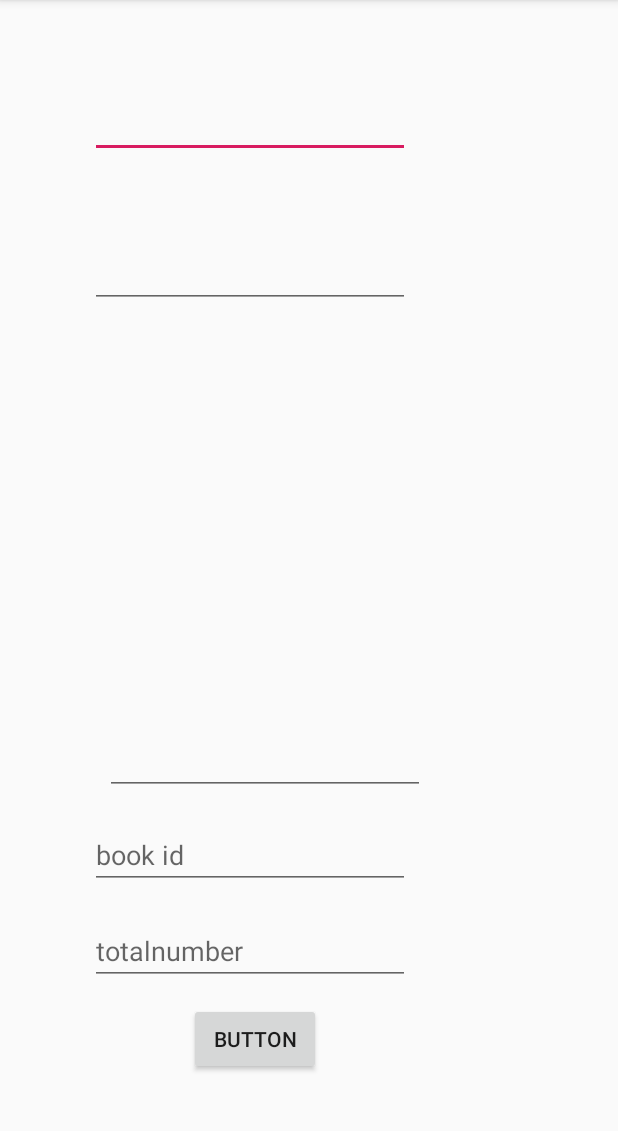
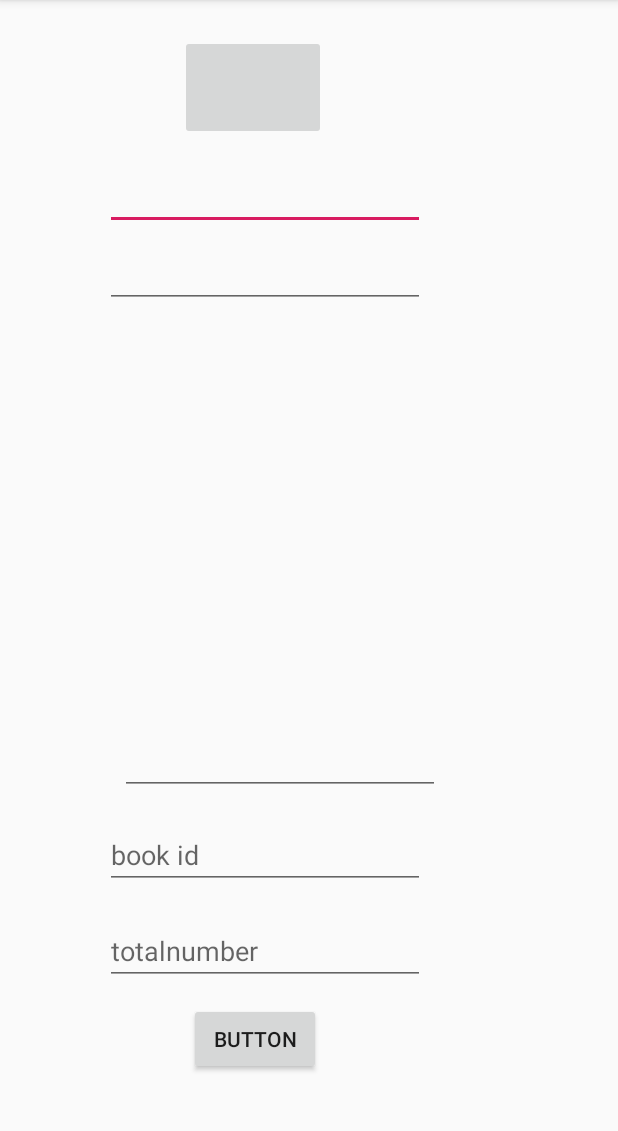
Before and after one commit to Sanketagarwal17/BookClub, an Android app: the Addbook screen opened directly, with no data from a screen before it, after a tap on "BUTTON", on a phone screen of 412 x 824 dp, the part 84-1215 px from its top. Run offline under Robolectric (Android 15) with nearby library versions, the phone set to English and light mode, and no system bars; our stand-ins replace Firebase (no records; nobody signed in at launch, a user with empty details on screens opened directly).

Commit message:
i have added upload image in add book and retrive image in all book with a very short code.SO dont follow  uploadimage package.

```diff
--- a/app/src/main/AndroidManifest.xml
+++ b/app/src/main/AndroidManifest.xml
@@ -48,7 +48,6 @@
         <activity android:name=".Penalty.Student" />
         <activity android:name=".ReturnBook.ReturnBook" />
         <activity android:name=".Profile.Editprofile" />
-        <activity android:name=".allbooks.AllBookMVP.AllBookMvpActivity" />
         <activity android:name=".otp.mobileverificaton" />
 
 
--- a/app/src/main/java/com/example/android/bookclub/addbook/Addbook.java
+++ b/app/src/main/java/com/example/android/bookclub/addbook/Addbook.java
@@ -1,31 +1,44 @@
 package com.example.android.bookclub.addbook;
 
+import android.content.Intent;
+import android.net.Uri;
 import android.support.annotation.NonNull;
 import android.support.v7.app.AppCompatActivity;
 import android.os.Bundle;
 import android.view.View;
 import android.widget.Button;
 import android.widget.EditText;
+import android.widget.ImageButton;
 import android.widget.Toast;
 
 import com.example.android.bookclub.R;
 import com.google.android.gms.tasks.OnCompleteListener;
+import com.google.android.gms.tasks.OnSuccessListener;
 import com.google.android.gms.tasks.Task;
 import com.google.firebase.auth.FirebaseAuth;
 import com.google.firebase.auth.FirebaseUser;
 import com.google.firebase.database.DatabaseReference;
 import com.google.firebase.database.FirebaseDatabase;
+import com.google.firebase.storage.FirebaseStorage;
+import com.google.firebase.storage.StorageReference;
+import com.google.firebase.storage.UploadTask;
 
 public class Addbook extends AppCompatActivity {
 
     EditText name,author,price,id,total;
     String namei,authori,pricei,idi,totali;
     Button addbook;
+    ImageButton uploadimage;
+    String doc_url="";
+    Uri doc_data=null;
+    int capture=1000;
 
 
     FirebaseUser firebaseUser;
     FirebaseDatabase firebaseDatabase;
     DatabaseReference databaseReference;
+    FirebaseStorage firebaseStorage;
+    StorageReference storageReference;
     @Override
     protected void onCreate(Bundle savedInstanceState) {
         super.onCreate(savedInstanceState);
@@ -37,6 +50,7 @@ public class Addbook extends AppCompatActivity {
         addbook=findViewById(R.id.addbook);
          id=findViewById(R.id.bookid);
          total=findViewById(R.id.total);
+         uploadimage=findViewById(R.id.uploadimage1);
 
 
 
@@ -44,6 +58,8 @@ public class Addbook extends AppCompatActivity {
         firebaseUser= FirebaseAuth.getInstance().getCurrentUser();
         firebaseDatabase=FirebaseDatabase.getInstance();
         databaseReference=firebaseDatabase.getReference("Book name");
+        firebaseStorage = FirebaseStorage.getInstance();
+        storageReference=firebaseStorage.getReference().child("bookimages/"+System.currentTimeMillis()+".jpg");
 
         addbook.setOnClickListener(new View.OnClickListener() {
             @Override
@@ -55,7 +71,28 @@ public class Addbook extends AppCompatActivity {
                 totali=total.getText().toString().trim();
 
 
-                Addbookmodel addbook=new Addbookmodel(namei,authori,pricei,idi,totali);
+
+
+                storageReference.putFile(doc_data).addOnSuccessListener(new OnSuccessListener<UploadTask.TaskSnapshot>() {
+                    @Override
+                    public void onSuccess(UploadTask.TaskSnapshot taskSnapshot)
+                    {
+                        storageReference.getDownloadUrl().addOnSuccessListener(new OnSuccessListener<Uri>() {
+                            @Override
+                            public void onSuccess(Uri uri)
+                            {
+                                Uri abc=uri;
+                                doc_url=abc.toString();
+                            }
+                        });
+                        }
+                });
+
+
+
+
+
+                Addbookmodel addbook=new Addbookmodel(namei,authori,pricei,idi,totali,doc_url);
                 databaseReference.child(idi).setValue(addbook).addOnCompleteListener(new OnCompleteListener<Void>() {
                     @Override
                     public void onComplete(@NonNull Task<Void> task) {
@@ -73,6 +110,25 @@ public class Addbook extends AppCompatActivity {
 
 
 
+
+
+        uploadimage.setOnClickListener(new View.OnClickListener()
+        {
+            @Override
+            public void onClick(View v)
+            {
+                Intent intent=new Intent();
+                intent.setType("image/*");
+                intent.setAction(Intent.ACTION_GET_CONTENT);
+                startActivityForResult(intent,capture);
+            }
+        });
+
+
+
+
+
+
     }
 
 
--- a/app/src/main/java/com/example/android/bookclub/addbook/Addbookmodel.java
+++ b/app/src/main/java/com/example/android/bookclub/addbook/Addbookmodel.java
@@ -4,8 +4,15 @@ public class Addbookmodel {
 
     public String name;
     public String author;
-    public String price,bookid,totalnumberofbook;
+    public String price,bookid,totalnumberofbook,photourl;
 
+    public String getPhotourl() {
+        return photourl;
+    }
+
+    public void setPhotourl(String photourl) {
+        this.photourl = photourl;
+    }
 
     public String getBookid() {
         return bookid;
@@ -47,11 +54,12 @@ public class Addbookmodel {
         this.price = price;
     }
 
-    public Addbookmodel(String name, String author, String price, String bookid, String totalnumberofbook) {
+    public Addbookmodel(String name, String author, String price, String bookid, String totalnumberofbook, String photourl) {
         this.name = name;
         this.author = author;
         this.price = price;
         this.bookid = bookid;
         this.totalnumberofbook = totalnumberofbook;
+        this.photourl = photourl;
     }
 }
--- a/app/src/main/res/layout/activity_addbook.xml
+++ b/app/src/main/res/layout/activity_addbook.xml
@@ -6,14 +6,23 @@
     android:layout_height="match_parent"
     tools:context=".addbook.Addbook">
 
+
+    <ImageButton
+        android:id="@+id/uploadimage1"
+        android:layout_width="97dp"
+        android:layout_height="70dp"
+        android:layout_alignStart="@+id/namerequest"
+        android:layout_alignParentTop="true"
+        android:layout_marginStart="50dp"
+        android:layout_marginTop="23dp" />
     <EditText
         android:id="@+id/namerequest"
         android:layout_width="wrap_content"
         android:layout_height="wrap_content"
         android:layout_alignParentStart="true"
         android:layout_alignParentTop="true"
-        android:layout_marginStart="60dp"
-        android:layout_marginTop="60dp"
+        android:layout_marginStart="70dp"
+        android:layout_marginTop="108dp"
         android:ems="10"
         android:inputType="textPersonName" />
 
--- a/app/src/main/res/layout/activity_allbooks.xml
+++ b/app/src/main/res/layout/activity_allbooks.xml
@@ -18,9 +18,10 @@
     <EditText
         android:id="@+id/search"
         android:layout_width="match_parent"
-        android:layout_height="68dp"
+        android:layout_height="214dp"
         android:layout_alignParentStart="true"
         android:layout_alignParentTop="true"
+        android:layout_marginStart="0dp"
         android:ems="10"
         android:hint="Search"
         android:inputType="textPersonName" />
```
Also changed, not shown: app/src/main/java/com/example/android/bookclub/allbooks/AllBookMVP/AllBookModel.java (deleted, +0 -41 lines), app/src/main/java/com/example/android/bookclub/allbooks/AllBookMVP/AllBookMvpActivity.java (deleted, +0 -145 lines), app/src/main/java/com/example/android/bookclub/allbooks/AllBookMVP/AllBookPresenter.java (deleted, +0 -39 lines), app/src/main/java/com/example/android/bookclub/allbooks/AllBookMVP/AllBookview.java (deleted, +0 -13 lines), app/src/main/java/com/example/android/bookclub/allbooks/AllBookMVP/Allbookpresenterinterface.java (deleted, +0 -13 lines), app/src/main/java/com/example/android/bookclub/allbooks/Allbooks.java (+22 -3 lines), app/src/main/java/com/example/android/bookclub/allbooks/allbooksadapter.java (+10 -0 lines), app/src/main/java/com/example/android/bookclub/allbooks/allbooksmodel.java (+10 -2 lines), app/src/main/res/layout/activity_all_book_mvp.xml (deleted, +0 -15 lines), app/src/main/res/layout/book_recyclerview.xml (+20 -3 lines).
